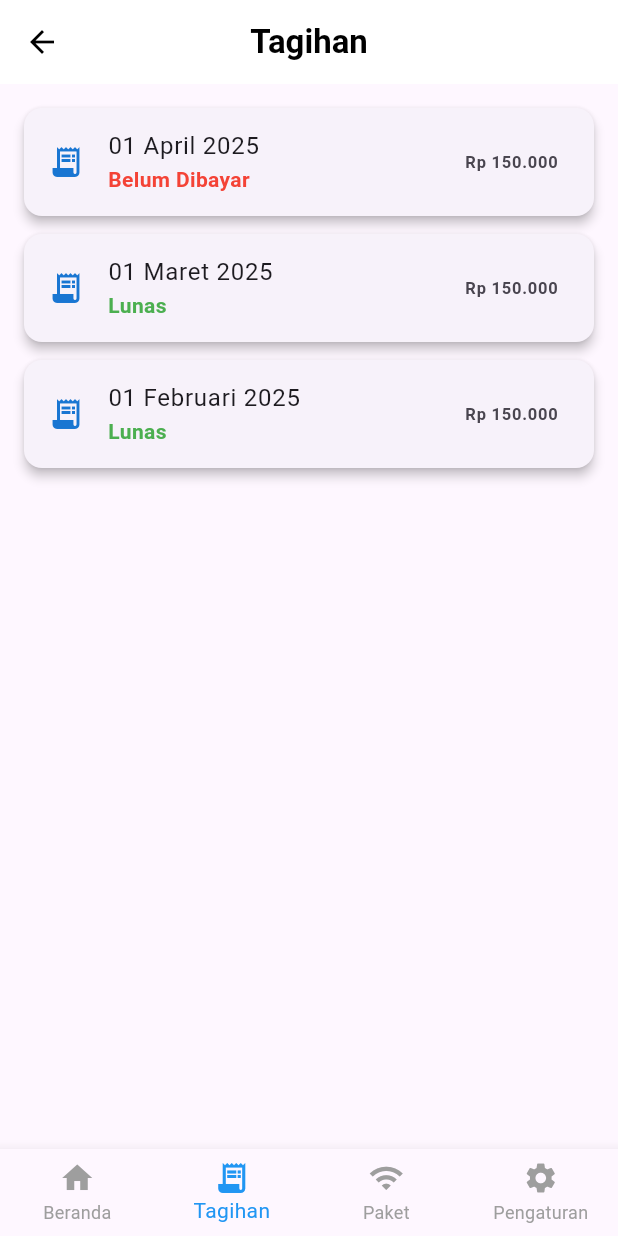
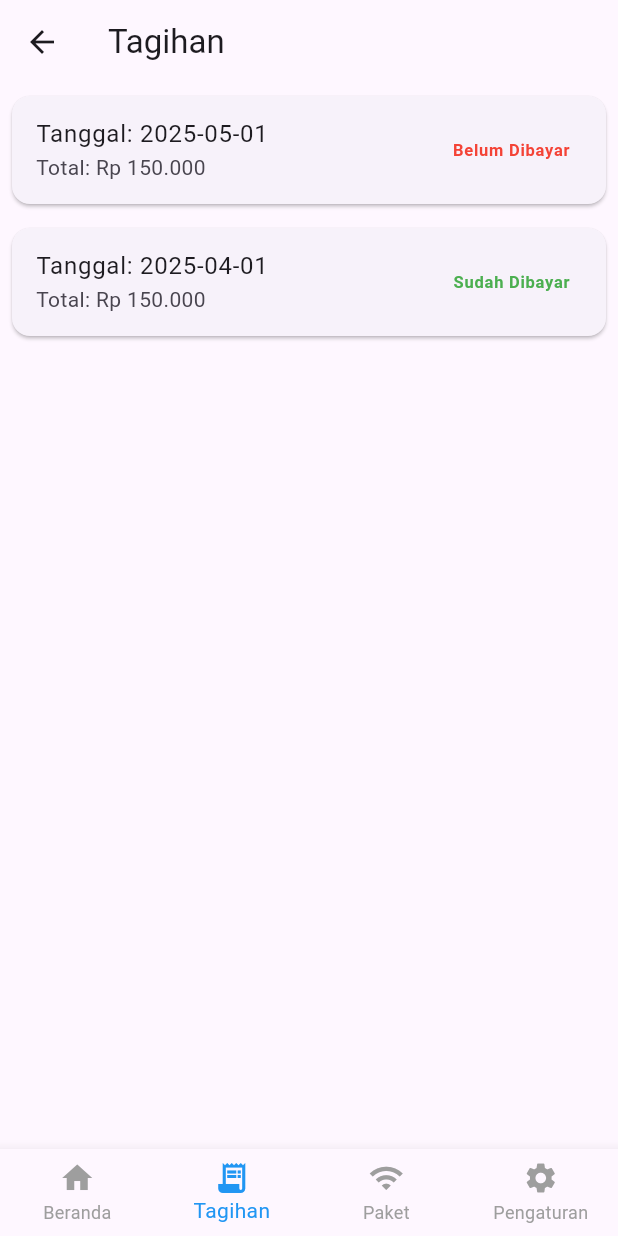
Before and after one commit to hendripaturaya/kelompok-3-project-2-mobile-liliknet, a Flutter app: the MainScreen screen opened by its route, item 2 of the bottom bar chosen, on a phone screen of 412 x 824 dp. Run offline on Flutter 3.47's test engine with Material 3 defaults, Android fonts, the phone set to English and light mode, and no system bars; our stand-ins replace shared_preferences; accounts and stored records are empty; statements that could not run were skipped.

Commit message:
akelah sing diupdate

```diff
--- a/lib/presentation/screens/main_screen.dart
+++ b/lib/presentation/screens/main_screen.dart
@@ -1,18 +1,21 @@
 import 'package:flutter/material.dart';
-import 'package:liliknet_mobile/presentation/screens/tagihan_screen.dart';
+import 'package:shared_preferences/shared_preferences.dart';
 import 'home_screen.dart';
+import 'tagihan_screen.dart';
+import 'paket_screen.dart';
 import 'settings_screen.dart';
-import 'paket_screen.dart';
 
 class MainScreen extends StatefulWidget {
-  const MainScreen({super.key});
+  final int initialIndex;
+
+  const MainScreen({super.key, this.initialIndex = 0}); // default ke tab 0
 
   @override
   State<MainScreen> createState() => _MainScreenState();
 }
 
 class _MainScreenState extends State<MainScreen> {
-  int _currentIndex = 3; // 3 berarti default di tab Pengaturan
+  late int _currentIndex;
 
   final List<Widget> _screens = [
     HomeScreen(),
@@ -20,6 +23,12 @@ class _MainScreenState extends State<MainScreen> {
     PaketScreen(),
     SettingsScreen(),
   ];
+
+  @override
+  void initState() {
+    super.initState();
+    _currentIndex = widget.initialIndex;
+  }
 
   void _onTabTapped(int index) {
     setState(() {
@@ -38,22 +47,10 @@ class _MainScreenState extends State<MainScreen> {
         unselectedItemColor: Colors.grey,
         type: BottomNavigationBarType.fixed,
         items: const [
-          BottomNavigationBarItem(
-            icon: Icon(Icons.home),
-            label: 'Beranda',
-          ),
-          BottomNavigationBarItem(
-            icon: Icon(Icons.receipt_long),
-            label: 'Tagihan',
-          ),
-          BottomNavigationBarItem(
-            icon: Icon(Icons.wifi),
-            label: 'Paket',
-          ),
-          BottomNavigationBarItem(
-            icon: Icon(Icons.settings),
-            label: 'Pengaturan',
-          ),
+          BottomNavigationBarItem(icon: Icon(Icons.home), label: 'Beranda'),
+          BottomNavigationBarItem(icon: Icon(Icons.receipt_long), label: 'Tagihan'),
+          BottomNavigationBarItem(icon: Icon(Icons.wifi), label: 'Paket'),
+          BottomNavigationBarItem(icon: Icon(Icons.settings), label: 'Pengaturan'),
         ],
       ),
     );
--- a/lib/presentation/screens/tagihan_screen.dart
+++ b/lib/presentation/screens/tagihan_screen.dart
@@ -1,68 +1,79 @@
 import 'package:flutter/material.dart';
+import 'pembayaran_screen.dart';
 
-class TagihanScreen extends StatelessWidget {
+class TagihanScreen extends StatefulWidget {
   const TagihanScreen({super.key});
 
-  final List<Map<String, dynamic>> _tagihanList = const [
+  @override
+  State<TagihanScreen> createState() => _TagihanScreenState();
+}
+
+class _TagihanScreenState extends State<TagihanScreen> {
+  List<Map<String, dynamic>> tagihanList = [
     {
-      'tanggal': '01 April 2025',
+      'tanggal': '2025-05-01',
       'status': 'Belum Dibayar',
-      'jumlah': 'Rp 150.000',
+      'total': 150000,
+      'invoiceId': 'INV001',
     },
     {
-      'tanggal': '01 Maret 2025',
-      'status': 'Lunas',
-      'jumlah': 'Rp 150.000',
-    },
-    {
-      'tanggal': '01 Februari 2025',
-      'status': 'Lunas',
-      'jumlah': 'Rp 150.000',
+      'tanggal': '2025-04-01',
+      'status': 'Sudah Dibayar',
+      'total': 150000,
+      'invoiceId': 'INV002',
     },
   ];
 
-  Color _getStatusColor(String status) {
-    if (status == 'Lunas') return Colors.green;
-    if (status == 'Belum Dibayar') return Colors.red;
-    return Colors.grey;
+
+  String formatRupiah(int total) {
+    return 'Rp ${total.toString().replaceAll(RegExp(r'\B(?=(\d{3})+(?!\d))'), '.')}';
+  }
+
+  // Fungsi untuk menangani pembayaran
+  Future<void> _handlePembayaran(Map<String, dynamic> tagihan) async {
+    final result = await Navigator.push(
+      context,
+      MaterialPageRoute(
+        builder: (context) => PembayaranScreen(tagihan: tagihan),
+      ),
+    );
+
+    // Jika pembayaran berhasil, ubah status tagihan
+    if (result == true) {
+      setState(() {
+        final index = tagihanList.indexWhere((t) => t['invoiceId'] == tagihan['invoiceId']);
+        if (index != -1) {
+          tagihanList[index]['status'] = 'Sudah Dibayar';
+        }
+      });
+    }
   }
 
   @override
   Widget build(BuildContext context) {
     return Scaffold(
-      appBar: AppBar(
-        title: const Text('Tagihan', style: TextStyle(fontWeight: FontWeight.bold)),
-        centerTitle: true,
-        backgroundColor: Colors.white,
-        foregroundColor: Colors.black,
-        elevation: 0,
-      ),
+      appBar: AppBar(title: const Text('Tagihan')),
       body: ListView.builder(
-        padding: const EdgeInsets.all(16),
-        itemCount: _tagihanList.length,
+        itemCount: tagihanList.length,
         itemBuilder: (context, index) {
-          final tagihan = _tagihanList[index];
+          final tagihan = tagihanList[index];
+          final isBelumDibayar = tagihan['status'] == 'Belum Dibayar';
+
           return Card(
-            margin: const EdgeInsets.only(bottom: 12),
-            shape: RoundedRectangleBorder(borderRadius: BorderRadius.circular(12)),
-            elevation: 3,
+            margin: const EdgeInsets.all(8),
             child: ListTile(
-              leading: Icon(Icons.receipt_long, color: Colors.blue[700]),
-              title: Text(tagihan['tanggal']),
-              subtitle: Text(
+              title: Text('Tanggal: ${tagihan['tanggal']}'),
+              subtitle: Text('Total: ${formatRupiah(tagihan['total'])}'),
+              trailing: Text(
                 tagihan['status'],
                 style: TextStyle(
-                  color: _getStatusColor(tagihan['status']),
+                  color: isBelumDibayar ? Colors.red : Colors.green,
                   fontWeight: FontWeight.bold,
                 ),
               ),
-              trailing: Text(
-                tagihan['jumlah'],
-                style: const TextStyle(fontWeight: FontWeight.bold),
-              ),
-              onTap: () {
-                // Tambahkan navigasi atau detail jika dibutuhkan
-              },
+              onTap: isBelumDibayar
+                  ? () => _handlePembayaran(tagihan)
+                  : null, // Hanya bisa ditekan jika statusnya "Belum Dibayar"
             ),
           );
         },
--- a/lib/routes/app_routes.dart
+++ b/lib/routes/app_routes.dart
@@ -10,6 +10,7 @@ import '../presentation/screens/paket_aktif_screen.dart';
 import '../presentation/screens/langganan_screen.dart';
 import '../presentation/screens/tagihan_screen.dart';
 import '../presentation/screens/riwayat_tagihan_screen.dart';
+import '../presentation/screens/edit_profile_screen.dart';
 
 // Tambahkan import screen lainnya jika perlu
 
@@ -21,6 +22,7 @@ class AppRoutes {
   static const String settingsRoute = '/settings';
   static const String main = '/main';
   static const String paket = '/paket';
+  static const String editProfile = '/edit-profile';
 
   // Rute tambahan
   static const String paketAktif = '/paket-aktif';
@@ -54,7 +56,8 @@ class AppRoutes {
         return MaterialPageRoute(builder: (_) => TagihanScreen());
       case riwayatTagihan:
         return MaterialPageRoute(builder: (_) => RiwayatTagihanScreen());
-
+      case editProfile:
+        return MaterialPageRoute(builder: (_) => const EditProfileScreen());
       default:
         return MaterialPageRoute(
           builder: (_) => Scaffold(
```
Also changed, not shown: lib/presentation/screens/edit_profile_screen.dart (added, +51 -0 lines), lib/presentation/screens/login_screen.dart (+10 -5 lines), lib/presentation/screens/paket_aktif_screen.dart (+53 -17 lines), lib/presentation/screens/pembayaran_screen.dart (added, +69 -0 lines), lib/presentation/screens/settings_screen.dart (+43 -25 lines).
